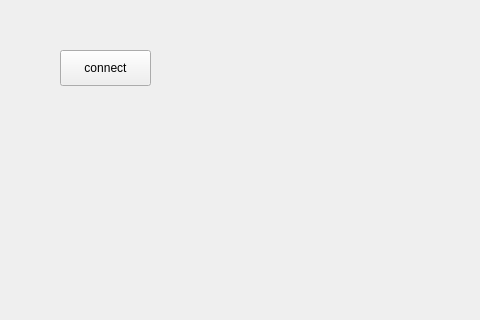
Above: testRtaudio/app/mainwindow.ui from cchafe/hacktrip before the change; both pictures show x 0 to 480 and y 0 to 320 of the 800 by 600 pixel window. Below: the same form after it.
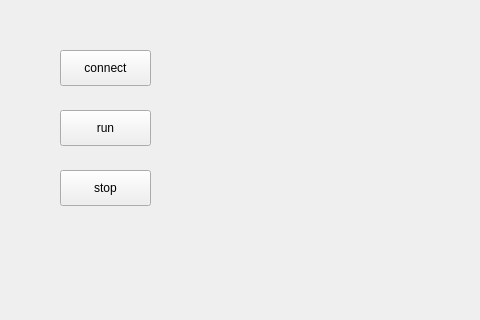
That is the form after the change.

Commit message: run & stop buttons

```diff
--- a/testRtaudio/app/mainwindow.ui
+++ b/testRtaudio/app/mainwindow.ui
@@ -27,6 +27,32 @@
      <string>connect</string>
     </property>
    </widget>
+   <widget class="QPushButton" name="runButton">
+    <property name="geometry">
+     <rect>
+      <x>60</x>
+      <y>110</y>
+      <width>91</width>
+      <height>36</height>
+     </rect>
+    </property>
+    <property name="text">
+     <string>run</string>
+    </property>
+   </widget>
+   <widget class="QPushButton" name="stopButton">
+    <property name="geometry">
+     <rect>
+      <x>60</x>
+      <y>170</y>
+      <width>91</width>
+      <height>36</height>
+     </rect>
+    </property>
+    <property name="text">
+     <string>stop</string>
+    </property>
+   </widget>
   </widget>
   <widget class="QMenuBar" name="menubar">
    <property name="geometry">
```
The commit also changes 3 other files.
